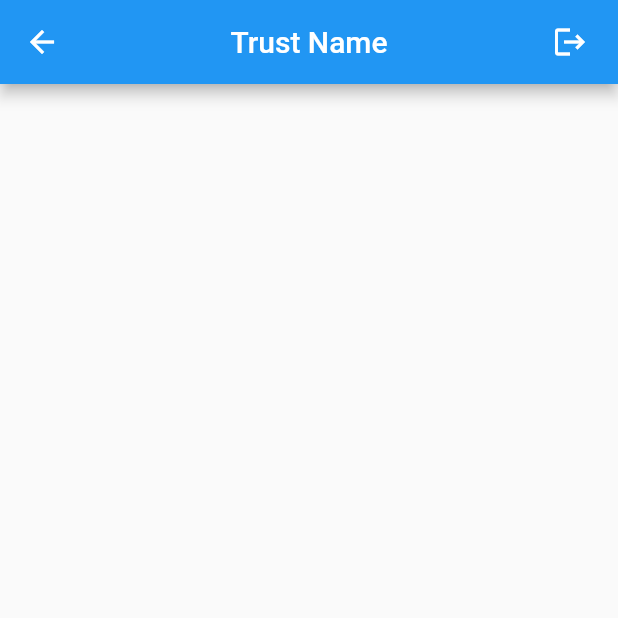
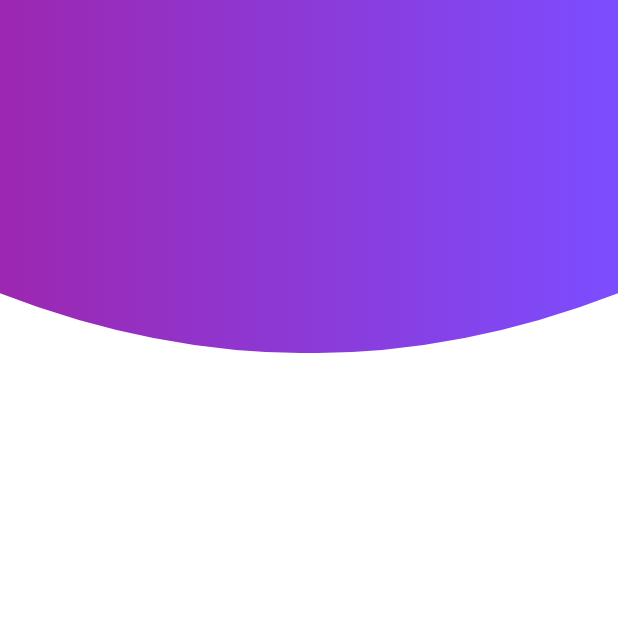
Before and after one commit to piyushwani004/medical_servey_app, a Flutter app: the SurveyorHomePage screen opened directly, on a phone screen of 412 x 824 dp, the top half of it. Run offline on Flutter 3.47's test engine with Material 2 defaults, Android fonts, the light colour scheme and no system bars; our stand-ins replace google_fonts.

Commit message:
added surveyor home

```diff
--- a/lib/pages/Surveyor/surveyor_home.dart
+++ b/lib/pages/Surveyor/surveyor_home.dart
@@ -1,5 +1,6 @@
 import 'package:flutter/material.dart';
-import 'package:medical_servey_app/utils/constants.dart';
+import 'package:medical_servey_app/widgets/common.dart';
+import 'package:medical_servey_app/widgets/curve_clipper.dart';
 
 class SurveyorHomePage extends StatefulWidget {
   const SurveyorHomePage({Key? key}) : super(key: key);
@@ -9,24 +10,37 @@ class SurveyorHomePage extends StatefulWidget {
 }
 
 class _SurveyorHomePageState extends State<SurveyorHomePage> {
-  var width, height;
   @override
   Widget build(BuildContext context) {
-    width = MediaQuery.of(context).size.width;
-    height = MediaQuery.of(context).size.height;
     return Scaffold(
-        appBar: AppBar(
-          title: Text(TRUST_NAME),
-          centerTitle: true,
-          actions: <Widget>[
-            Padding(
-                padding: EdgeInsets.only(right: 20.0),
-                child: GestureDetector(
-                  onTap: () {},
-                  child: Icon(Icons.logout),
-                )),
-          ],
-        ),
-        body: Container());
+      backgroundColor: Colors.white,
+      body: Stack(
+        children: [
+
+          Column(
+            children: [
+              Flexible(
+                  flex: 2,
+                  child: ClipPath(
+                    clipper: CurveClipper(),
+                    child: Container(
+                      decoration: Common.gradientBoxDecoration(
+                        borderRadius: BorderRadius.only(
+                            topRight: Radius.circular(0),
+                            topLeft: Radius.circular(0)),
+                      ),
+                    ),
+                  )),
+              Flexible(
+                flex: 5,
+                child: Container(
+                  color: Colors.white,
+                ),
+              )
+            ],
+          )
+        ],
+      ),
+    );
   }
 }
```
